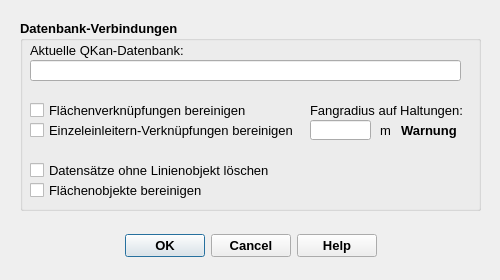
This is qkan/linkflaechen/res/application_updatelinks.ui in SonkeHoffmann/QKan-1 as Qt 5 draws it before an edit. The edited form follows.
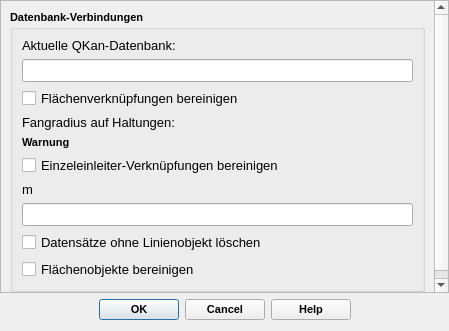
This is the edited form. Icons and pictures are not drawn.

Diff of the .ui file:
```diff
--- a/qkan/linkflaechen/res/application_updatelinks.ui
+++ b/qkan/linkflaechen/res/application_updatelinks.ui
@@ -6,14 +6,20 @@
    <rect>
     <x>0</x>
     <y>0</y>
-    <width>500</width>
-    <height>280</height>
+    <width>449</width>
+    <height>331</height>
    </rect>
   </property>
   <property name="minimumSize">
    <size>
-    <width>500</width>
-    <height>280</height>
+    <width>250</width>
+    <height>150</height>
+   </size>
+  </property>
+  <property name="maximumSize">
+   <size>
+    <width>16777215</width>
+    <height>331</height>
    </size>
   </property>
   <property name="font">
@@ -24,56 +30,37 @@
   <property name="windowTitle">
    <string>Verknüpfungen bereinigen</string>
   </property>
-  <property name="windowIcon">
-   <iconset>
-    <normaloff>../../QKan.png</normaloff>../../QKan.png</iconset>
-  </property>
-  <widget class="QDialogButtonBox" name="button_box">
+  <layout class="QVBoxLayout" name="verticalLayout">
+   <property name="leftMargin">
+    <number>0</number>
+   </property>
+   <property name="topMargin">
+    <number>0</number>
+   </property>
+   <property name="rightMargin">
+    <number>0</number>
+   </property>
+   <item>
+    <widget class="QScrollArea" name="scrollArea">
+     <property name="widgetResizable">
+      <bool>true</bool>
+     </property>
+     <widget class="QWidget" name="scrollAreaWidgetContents">
    <property name="geometry">
     <rect>
-     <x>20</x>
-     <y>230</y>
-     <width>461</width>
-     <height>32</height>
-    </rect>
-   </property>
-   <property name="font">
-    <font>
-     <family>Tahoma</family>
-     <pointsize>10</pointsize>
-     <weight>75</weight>
-     <bold>true</bold>
-    </font>
-   </property>
-   <property name="toolTip">
-    <string>&lt;html&gt;&lt;head/&gt;&lt;body&gt;&lt;p&gt;Bereinigung starten ...&lt;/p&gt;&lt;/body&gt;&lt;/html&gt;</string>
-   </property>
-   <property name="statusTip">
-    <string>Bereinigung starten ...</string>
-   </property>
-   <property name="orientation">
-    <enum>Qt::Horizontal</enum>
-   </property>
-   <property name="standardButtons">
-    <set>QDialogButtonBox::Cancel|QDialogButtonBox::Help|QDialogButtonBox::Ok</set>
-   </property>
-   <property name="centerButtons">
-    <bool>true</bool>
-   </property>
-  </widget>
+        <x>0</x>
+        <y>0</y>
+        <width>447</width>
+        <height>291</height>
+       </rect>
+      </property>
+      <layout class="QVBoxLayout" name="verticalLayout_3">
+       <item>
   <widget class="QGroupBox" name="groupBox">
-   <property name="geometry">
-    <rect>
-     <x>20</x>
-     <y>20</y>
-     <width>461</width>
-     <height>191</height>
-    </rect>
-   </property>
    <property name="font">
     <font>
      <family>Tahoma</family>
-     <pointsize>10</pointsize>
+           <pointsize>8</pointsize>
      <weight>75</weight>
      <bold>true</bold>
     </font>
@@ -90,15 +77,9 @@
    <property name="checkable">
     <bool>false</bool>
    </property>
+         <layout class="QVBoxLayout" name="verticalLayout_2">
+          <item>
    <widget class="QLabel" name="label_2">
-    <property name="geometry">
-     <rect>
-      <x>10</x>
-      <y>20</y>
-      <width>301</width>
-      <height>21</height>
-     </rect>
-    </property>
     <property name="font">
      <font>
       <family>Tahoma</family>
@@ -114,15 +95,9 @@
      <set>Qt::AlignLeading|Qt::AlignLeft|Qt::AlignVCenter</set>
     </property>
    </widget>
+          </item>
+          <item>
    <widget class="QLineEdit" name="tf_qkDB">
-    <property name="geometry">
-     <rect>
-      <x>10</x>
-      <y>40</y>
-      <width>431</width>
-      <height>21</height>
-     </rect>
-    </property>
     <property name="font">
      <font>
       <family>Tahoma</family>
@@ -141,15 +116,24 @@
      <bool>true</bool>
     </property>
    </widget>
+          </item>
+          <item>
+           <widget class="QCheckBox" name="cb_linkfl">
+            <property name="font">
+             <font>
+              <family>Tahoma</family>
+              <pointsize>10</pointsize>
+              <weight>50</weight>
+              <bold>false</bold>
+             </font>
+            </property>
+            <property name="text">
+             <string>Flächenverknüpfungen bereinigen</string>
+            </property>
+           </widget>
+          </item>
+          <item>
    <widget class="QLabel" name="label_5">
-    <property name="geometry">
-     <rect>
-      <x>290</x>
-      <y>80</y>
-      <width>161</width>
-      <height>21</height>
-     </rect>
-    </property>
     <property name="font">
      <font>
       <family>Tahoma</family>
@@ -168,15 +152,24 @@
      <set>Qt::AlignLeading|Qt::AlignLeft|Qt::AlignVCenter</set>
     </property>
    </widget>
-   <widget class="QLineEdit" name="tf_fangradius">
-    <property name="geometry">
-     <rect>
-      <x>290</x>
-      <y>100</y>
-      <width>61</width>
-      <height>20</height>
-     </rect>
-    </property>
+          </item>
+          <item>
+           <widget class="QLabel" name="lf_warning">
+            <property name="font">
+             <font>
+              <family>Tahoma</family>
+              <pointsize>8</pointsize>
+              <weight>75</weight>
+              <bold>true</bold>
+             </font>
+            </property>
+            <property name="text">
+             <string>Warnung</string>
+            </property>
+           </widget>
+          </item>
+          <item>
+           <widget class="QCheckBox" name="cb_linksw">
     <property name="font">
      <font>
       <family>Tahoma</family>
@@ -185,16 +178,13 @@
       <bold>false</bold>
      </font>
     </property>
-   </widget>
+            <property name="text">
+             <string>Einzeleinleiter-Verknüpfungen bereinigen</string>
+            </property>
+           </widget>
+          </item>
+          <item>
    <widget class="QLabel" name="lf_unit_fangradius">
-    <property name="geometry">
-     <rect>
-      <x>360</x>
-      <y>100</y>
-      <width>21</width>
-      <height>21</height>
-     </rect>
-    </property>
     <property name="font">
      <font>
       <family>Tahoma</family>
@@ -213,15 +203,9 @@
      <set>Qt::AlignLeading|Qt::AlignLeft|Qt::AlignVCenter</set>
     </property>
    </widget>
-   <widget class="QCheckBox" name="cb_linkfl">
-    <property name="geometry">
-     <rect>
-      <x>10</x>
-      <y>80</y>
-      <width>261</width>
-      <height>21</height>
-     </rect>
-    </property>
+          </item>
+          <item>
+           <widget class="QLineEdit" name="tf_fangradius">
     <property name="font">
      <font>
       <family>Tahoma</family>
@@ -230,40 +214,10 @@
       <bold>false</bold>
      </font>
     </property>
-    <property name="text">
-     <string>Flächenverknüpfungen bereinigen</string>
-    </property>
-   </widget>
-   <widget class="QCheckBox" name="cb_linksw">
-    <property name="geometry">
-     <rect>
-      <x>10</x>
-      <y>100</y>
-      <width>271</width>
-      <height>21</height>
-     </rect>
-    </property>
-    <property name="font">
-     <font>
-      <family>Tahoma</family>
-      <pointsize>10</pointsize>
-      <weight>50</weight>
-      <bold>false</bold>
-     </font>
-    </property>
-    <property name="text">
-     <string>Einzeleinleitern-Verknüpfungen bereinigen</string>
-    </property>
-   </widget>
+           </widget>
+          </item>
+          <item>
    <widget class="QCheckBox" name="cb_deleteGeomNone">
-    <property name="geometry">
-     <rect>
-      <x>10</x>
-      <y>140</y>
-      <width>251</width>
-      <height>21</height>
-     </rect>
-    </property>
     <property name="font">
      <font>
       <family>Tahoma</family>
@@ -282,15 +236,9 @@
      <string>Datensätze ohne Linienobjekt löschen</string>
     </property>
    </widget>
+          </item>
+          <item>
    <widget class="QCheckBox" name="cb_geomMakeValid">
-    <property name="geometry">
-     <rect>
-      <x>10</x>
-      <y>160</y>
-      <width>191</width>
-      <height>21</height>
-     </rect>
-    </property>
     <property name="font">
      <font>
       <family>Tahoma</family>
@@ -312,28 +260,44 @@
      <string>Flächenobjekte bereinigen</string>
     </property>
    </widget>
-   <widget class="QLabel" name="lf_warning">
-    <property name="geometry">
-     <rect>
-      <x>381</x>
-      <y>100</y>
-      <width>81</width>
-      <height>21</height>
-     </rect>
-    </property>
+          </item>
+         </layout>
+        </widget>
+       </item>
+      </layout>
+     </widget>
+    </widget>
+   </item>
+   <item>
+    <widget class="QDialogButtonBox" name="button_box">
     <property name="font">
      <font>
       <family>Tahoma</family>
-      <pointsize>10</pointsize>
+       <pointsize>8</pointsize>
       <weight>75</weight>
       <bold>true</bold>
      </font>
     </property>
-    <property name="text">
-     <string>Warnung</string>
-    </property>
-   </widget>
-  </widget>
+     <property name="toolTip">
+      <string>&lt;html&gt;&lt;head/&gt;&lt;body&gt;&lt;p&gt;Bereinigung starten ...&lt;/p&gt;&lt;/body&gt;&lt;/html&gt;</string>
+     </property>
+     <property name="statusTip">
+      <string>Bereinigung starten ...</string>
+     </property>
+     <property name="orientation">
+      <enum>Qt::Horizontal</enum>
+     </property>
+     <property name="standardButtons">
+      <set>QDialogButtonBox::Cancel|QDialogButtonBox::Help|QDialogButtonBox::Ok</set>
+     </property>
+     <property name="centerButtons">
+      <bool>true</bool>
+     </property>
+    </widget>
+   </item>
+  </layout>
+  <zorder>scrollArea</zorder>
+  <zorder>button_box</zorder>
  </widget>
  <resources/>
  <connections>
```
Lines whose indentation alone changed are shown as unchanged.
